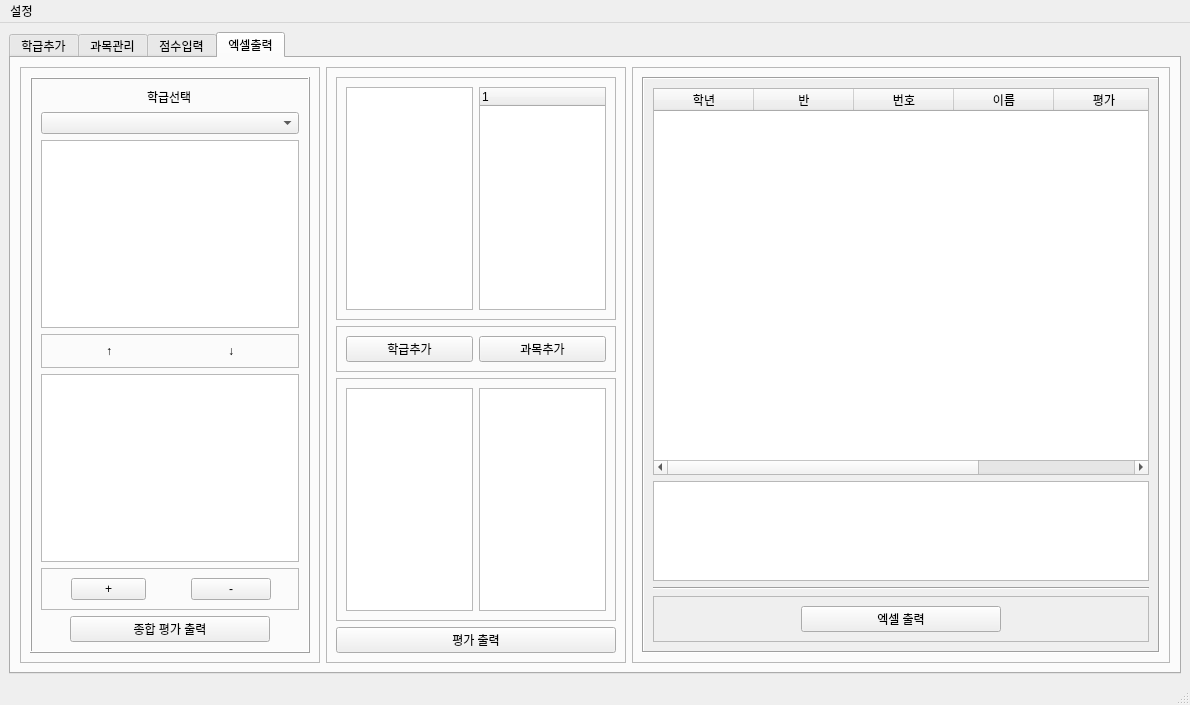
This is manager.ui in chlwodud77/student-assesment-manager as Qt 5 draws it before an edit. The edited form follows.
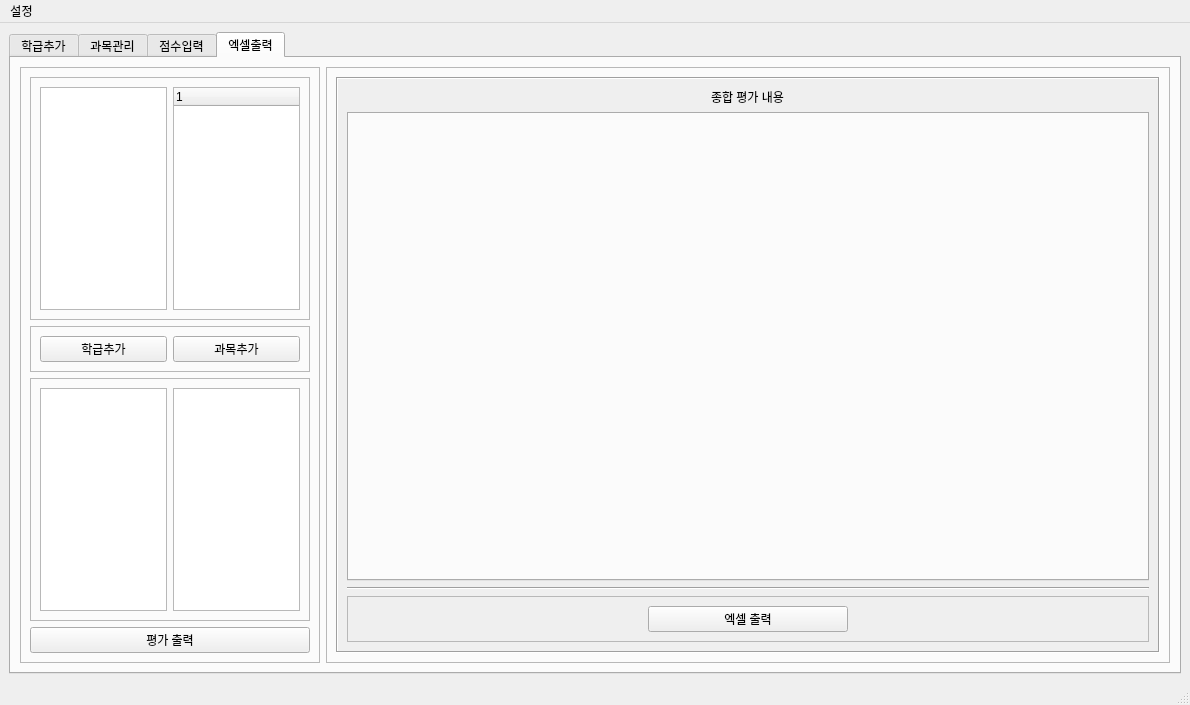
This is the edited form. The open tabs and pages were chosen to show the change. Icons and pictures are not drawn.

Commit message:
Multi asses change
- replace individual asses print into multi asses print
- save excel with multiple sheets

What changed in the file:
```diff
--- a/manager.ui
+++ b/manager.ui
@@ -1033,142 +1033,6 @@
         <string>엑셀출력</string>
        </attribute>
        <layout class="QHBoxLayout" name="horizontalLayout">
-        <item>
-         <widget class="QFrame" name="frame">
-          <property name="maximumSize">
-           <size>
-            <width>300</width>
-            <height>16777215</height>
-           </size>
-          </property>
-          <property name="frameShape">
-           <enum>QFrame::StyledPanel</enum>
-          </property>
-          <property name="frameShadow">
-           <enum>QFrame::Raised</enum>
-          </property>
-          <layout class="QVBoxLayout" name="verticalLayout_21">
-           <item>
-            <widget class="QFrame" name="frame_20">
-             <property name="frameShape">
-              <enum>QFrame::Box</enum>
-             </property>
-             <property name="frameShadow">
-              <enum>QFrame::Raised</enum>
-             </property>
-             <layout class="QVBoxLayout" name="verticalLayout_18">
-              <item alignment="Qt::AlignHCenter">
-               <widget class="QLabel" name="label_15">
-                <property name="text">
-                 <string>학급선택</string>
-                </property>
-               </widget>
-              </item>
-              <item>
-               <widget class="QComboBox" name="exlClassList">
-                <property name="cursor">
-                 <cursorShape>PointingHandCursor</cursorShape>
-                </property>
-               </widget>
-              </item>
-              <item>
-               <widget class="QListWidget" name="exlSubListWidget"/>
-              </item>
-              <item>
-               <widget class="QFrame" name="frame_22">
-                <property name="frameShape">
-                 <enum>QFrame::StyledPanel</enum>
-                </property>
-                <property name="frameShadow">
-                 <enum>QFrame::Raised</enum>
-                </property>
-                <layout class="QHBoxLayout" name="horizontalLayout_17">
-                 <item alignment="Qt::AlignHCenter">
-                  <widget class="QLabel" name="label_3">
-                   <property name="text">
-                    <string>↑</string>
-                   </property>
-                  </widget>
-                 </item>
-                 <item alignment="Qt::AlignHCenter">
-                  <widget class="QLabel" name="label_4">
-                   <property name="text">
-                    <string>↓</string>
-                   </property>
-                  </widget>
-                 </item>
-                </layout>
-               </widget>
-              </item>
-              <item>
-               <widget class="QListWidget" name="exlSubAddedWidget"/>
-              </item>
-              <item>
-               <widget class="QFrame" name="frame_24">
-                <property name="frameShape">
-                 <enum>QFrame::StyledPanel</enum>
-                </property>
-                <property name="frameShadow">
-                 <enum>QFrame::Raised</enum>
-                </property>
-                <layout class="QHBoxLayout" name="horizontalLayout_19">
-                 <item alignment="Qt::AlignHCenter">
-                  <widget class="QPushButton" name="exlSubAddBtn">
-                   <property name="maximumSize">
-                    <size>
-                     <width>75</width>
-                     <height>16777215</height>
-                    </size>
-                   </property>
-                   <property name="cursor">
-                    <cursorShape>PointingHandCursor</cursorShape>
-                   </property>
-                   <property name="text">
-                    <string>+</string>
-                   </property>
-                  </widget>
-                 </item>
-                 <item alignment="Qt::AlignHCenter">
-                  <widget class="QPushButton" name="exlSubExtBtn">
-                   <property name="cursor">
-                    <cursorShape>PointingHandCursor</cursorShape>
-                   </property>
-                   <property name="text">
-                    <string>-</string>
-                   </property>
-                  </widget>
-                 </item>
-                </layout>
-               </widget>
-              </item>
-              <item alignment="Qt::AlignHCenter">
-               <widget class="QPushButton" name="printTotAssesBtn">
-                <property name="minimumSize">
-                 <size>
-                  <width>200</width>
-                  <height>0</height>
-                 </size>
-                </property>
-                <property name="maximumSize">
-                 <size>
-                  <width>200</width>
-                  <height>16777215</height>
-                 </size>
-                </property>
-                <property name="cursor">
-                 <cursorShape>PointingHandCursor</cursorShape>
-                </property>
-                <property name="text">
-                 <string>종합 평가 출력</string>
-                </property>
-               </widget>
-              </item>
-             </layout>
-            </widget>
-           </item>
-          </layout>
-         </widget>
-        </item>
         <item>
          <widget class="QFrame" name="frame_30">
           <property name="minimumSize">
@@ -1217,11 +1081,6 @@
                 <property name="selectionMode">
                  <enum>QAbstractItemView::MultiSelection</enum>
                 </property>
-                <column>
-                 <property name="text">
-                  <string notr="true">1</string>
-                 </property>
-                </column>
                </widget>
               </item>
              </layout>
@@ -1312,58 +1171,22 @@
                <rect>
                 <x>0</x>
                 <y>0</y>
-                <width>458</width>
+                <width>774</width>
                 <height>553</height>
                </rect>
               </property>
               <layout class="QVBoxLayout" name="verticalLayout_19">
-               <item>
-                <widget class="QTableWidget" name="exlClassListWidget">
-                 <property name="sizePolicy">
-                  <sizepolicy hsizetype="Expanding" vsizetype="Expanding">
-                   <horstretch>0</horstretch>
-                   <verstretch>0</verstretch>
-                  </sizepolicy>
+               <item alignment="Qt::AlignHCenter">
+                <widget class="QLabel" name="label_3">
+                 <property name="text">
+                  <string>종합 평가 내용</string>
                  </property>
-                 <column>
-                  <property name="text">
-                   <string>학년</string>
-                  </property>
-                 </column>
-                 <column>
-                  <property name="text">
-                   <string>반</string>
-                  </property>
-                 </column>
-                 <column>
-                  <property name="text">
-                   <string>번호</string>
-                  </property>
-                 </column>
-                 <column>
-                  <property name="text">
-                   <string>이름</string>
-                  </property>
-                 </column>
-                 <column>
-                  <property name="text">
-                   <string>평가</string>
-                  </property>
-                 </column>
-                 <column>
-                  <property name="text">
-                   <string>글자수(바이트)</string>
-                  </property>
-                 </column>
                 </widget>
                </item>
                <item>
-                <widget class="QPlainTextEdit" name="exlAseEdit">
-                 <property name="maximumSize">
-                  <size>
-                   <width>16777215</width>
-                   <height>100</height>
-                  </size>
+                <widget class="QTabWidget" name="totalAssesTab">
+                 <property name="currentIndex">
+                  <number>-1</number>
                  </property>
                 </widget>
                </item>
```
Left out of the diff: 25 changed lines with no effect on the pictures. The commit also changes 8 other files.
